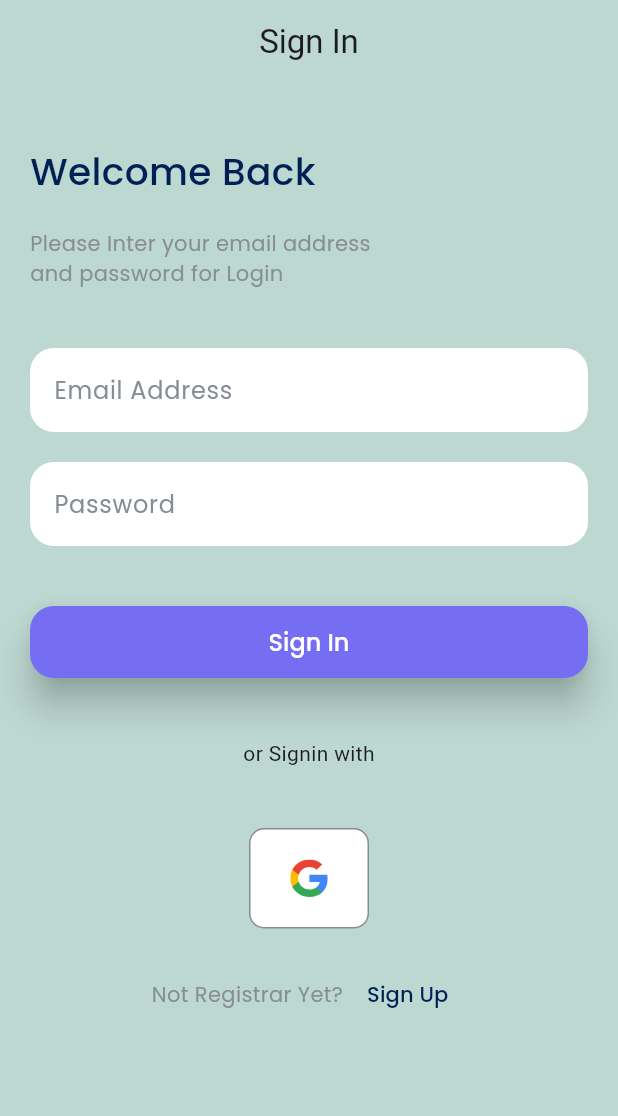
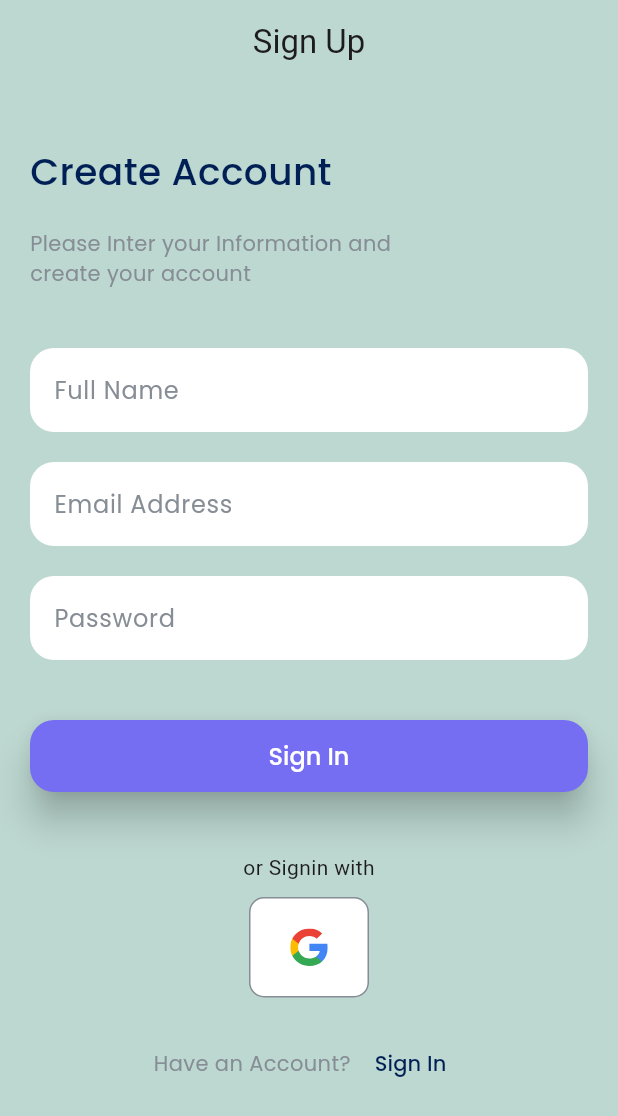
Before and after one commit to AVElfallah/todo_me, a Flutter app: the screen it shows after launch, after a tap on "Sign Up", on a phone screen of 412 x 824 dp. Shown: the top 1116 px of the screen. Run offline on Flutter 3.47's test engine with Material 3 defaults, Android fonts, the phone set to English and light mode, and no system bars; our stand-ins replace bloc, equatable, firebase_core, flutter_svg, get_it, google_fonts; accounts and stored records are empty.

Commit message:
implement register screen ui

```diff
--- a/lib/features/auth/presentation/pages/login_screen.dart
+++ b/lib/features/auth/presentation/pages/login_screen.dart
@@ -1,8 +1,12 @@
+
 import 'package:flutter/material.dart';
 import 'package:flutter_svg/flutter_svg.dart';
 import 'package:google_fonts/google_fonts.dart';
+import 'package:todo_me/app/service_locator.dart';
 import 'package:todo_me/assets/assets_manager.dart';
 import 'package:todo_me/core/theme/app_colors.dart';
+
+import '../../../../app/routers/router_manager.dart';
 
 class LoginScreen extends StatelessWidget {
   const LoginScreen({super.key});
@@ -42,7 +46,7 @@ class LoginScreen extends StatelessWidget {
           TextFormField(
             decoration: const InputDecoration(hintText: 'Email Address'),
           ),
-          const SizedBox(height: 20),
+          const SizedBox(height: 40),
           TextFormField(
             decoration: const InputDecoration(hintText: 'Password'),
           ),
@@ -55,7 +59,7 @@ class LoginScreen extends StatelessWidget {
           ),
           const SizedBox(height: 40),
           Center(child: Text('or Signin with')),
-          const SizedBox(height: 40),
+          const SizedBox(height: 10),
           Align(
             alignment: Alignment.center,
             child: GestureDetector(
@@ -87,7 +91,10 @@ class LoginScreen extends StatelessWidget {
               ),
               TextButton(
                 onPressed: () {
-                  // TODO: Implement Navigate to Register Logic
+                  Navigator.pushReplacementNamed(
+                    context,
+                    ServiceLocator.I.getIt<RouterManager>().register,
+                  );
                 },
                 child: Text(
                   'Sign Up',
--- a/lib/features/auth/presentation/pages/register_screen.dart
+++ b/lib/features/auth/presentation/pages/register_screen.dart
@@ -1,14 +1,117 @@
 import 'package:flutter/material.dart';
+import 'package:flutter_svg/flutter_svg.dart';
+import 'package:google_fonts/google_fonts.dart';
+import 'package:todo_me/app/service_locator.dart';
+
+import '../../../../app/routers/router_manager.dart';
+import '../../../../assets/assets_manager.dart';
+import '../../../../core/theme/app_colors.dart';
 
 class RegisterScreen extends StatelessWidget {
   const RegisterScreen({super.key});
 
   @override
   Widget build(BuildContext context) {
-    return const Center(
-      child: Text(
-        'RegisterScreen is working',
-        style: TextStyle(fontSize: 20),
+    return Scaffold(
+      appBar: AppBar(
+        title: const Text('Sign Up'),
+        leading: SizedBox.shrink(),
+        centerTitle: true,
+        backgroundColor: AppColors.primaryColor,
+      ),
+      body: ListView(
+        shrinkWrap: true,
+        padding: const EdgeInsets.all(20),
+        children: [
+          const SizedBox(height: 20),
+          Text(
+            'Create Account',
+            style: GoogleFonts.poppins(
+              fontSize: 25,
+              fontWeight: FontWeight.w500,
+              color: AppColors.mainTextColor,
+            ),
+          ),
+          const SizedBox(height: 20),
+          Text(
+            'Please Inter your Information and\ncreate your account',
+            textAlign: TextAlign.justify,
+            style: GoogleFonts.poppins(
+              fontSize: 14,
+              color: AppColors.secondaryTextColor,
+            ),
+          ),
+          const SizedBox(height: 40),
+          TextFormField(
+            decoration: const InputDecoration(hintText: 'Full Name'),
+          ),
+          const SizedBox(height: 20),
+          TextFormField(
+            decoration: const InputDecoration(hintText: 'Email Address'),
+          ),
+          const SizedBox(height: 20),
+          TextFormField(
+            decoration: const InputDecoration(hintText: 'Password'),
+          ),
+          const SizedBox(height: 40),
+          ElevatedButton(
+            onPressed: () {
+              // TODO: Implement Login Logic
+            },
+            child: const Text('Sign In'),
+          ),
+          const SizedBox(height: 40),
+          Center(child: Text('or Signin with')),
+          const SizedBox(height: 10),
+          Align(
+            alignment: Alignment.center,
+            child: GestureDetector(
+              onTap: () {
+                // TODO: Implement Google SignIn
+              },
+              child: Container(
+                decoration: BoxDecoration(
+                  color: Colors.white,
+                  borderRadius: BorderRadius.circular(10),
+                  border: Border.all(color: AppColors.secondaryTextColor),
+                ),
+                padding: const EdgeInsets.all(20),
+                width: 80,
+                child: SvgPicture.asset(AssetsManager.googleIconSVG),
+              ),
+            ),
+          ),
+          const SizedBox(height: 20),
+          Row(
+            mainAxisAlignment: MainAxisAlignment.center,
+            children: [
+              Text(
+                'Have an Account? ',
+                style: GoogleFonts.poppins(
+                  fontSize: 14,
+                  color: AppColors.secondaryTextColor,
+                ),
+              ),
+              TextButton(
+                onPressed: () {
+                  // replace current page with LoginScreen
+                 Navigator.of(context).pushReplacementNamed(
+                  ServiceLocator.I.getIt<RouterManager>().login,
+
+                 );
+                },
+                child: Text(
+                  'Sign In',
+                  style: GoogleFonts.poppins(
+                    fontSize: 14,
+                    fontWeight: FontWeight.w500,
+                    color: AppColors.mainTextColor,
+                  ),
+                ),
+              ),
+            ],
+          ),
+        ],
       ),
     );
   }
```
